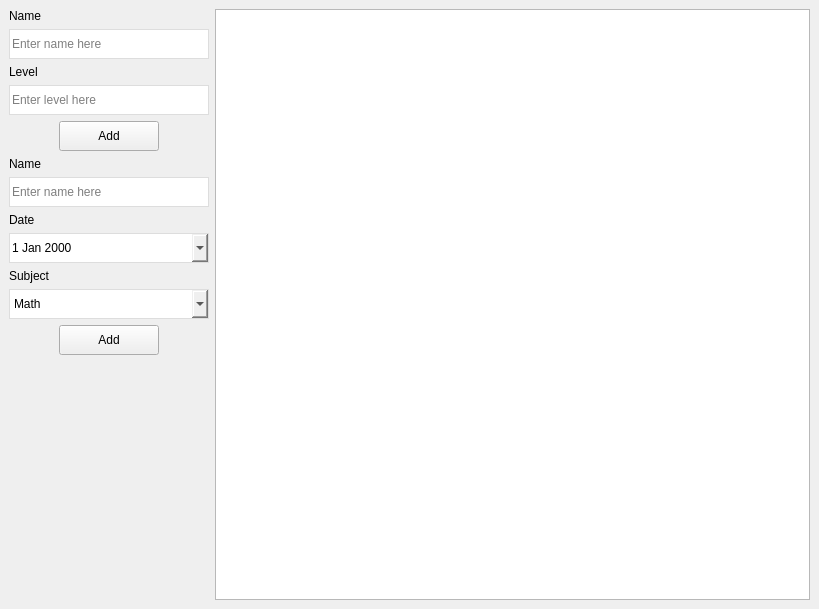
This is databasemain.ui in Etwas-Trufanov/db_oop_2 as Qt 5 draws it before an edit. The edited form follows.
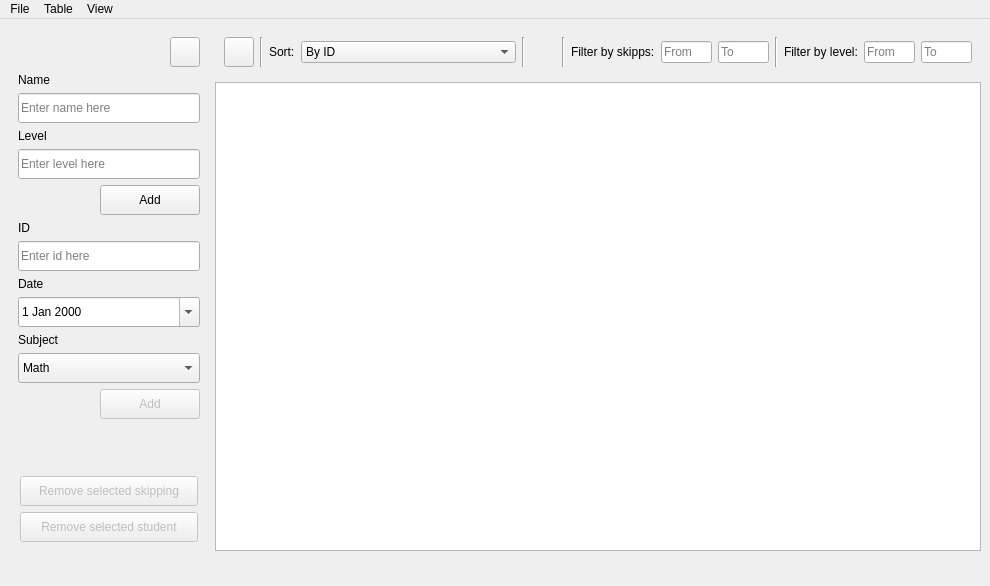
This is the edited form. Icons and pictures are not drawn.

The edit to the form file:
```diff
--- a/databasemain.ui
+++ b/databasemain.ui
@@ -6,16 +6,30 @@
    <rect>
     <x>0</x>
     <y>0</y>
-    <width>819</width>
-    <height>609</height>
+    <width>990</width>
+    <height>586</height>
    </rect>
   </property>
+  <property name="minimumSize">
+   <size>
+    <width>990</width>
+    <height>586</height>
+   </size>
+  </property>
   <property name="windowTitle">
    <string>DatabaseMain</string>
   </property>
+  <property name="autoFillBackground">
+   <bool>true</bool>
+  </property>
+  <property name="styleSheet">
+   <string notr="true"/>
+  </property>
   <widget class="QWidget" name="centralwidget">
    <layout class="QGridLayout" name="gridLayout">
     <item row="0" column="0">
+     <layout class="QVBoxLayout" name="verticalLayout_2">
+      <item>
      <layout class="QHBoxLayout" name="horizontalLayout">
       <item>
        <widget class="QWidget" name="widget" native="true">
@@ -31,15 +45,55 @@
           <height>16777215</height>
          </size>
         </property>
-        <widget class="QWidget" name="verticalLayoutWidget">
-         <property name="geometry">
-          <rect>
-           <x>0</x>
-           <y>0</y>
-           <width>201</width>
-           <height>589</height>
-          </rect>
-         </property>
+          <property name="autoFillBackground">
+           <bool>true</bool>
+          </property>
+          <property name="styleSheet">
+           <string notr="true"/>
+          </property>
+          <layout class="QGridLayout" name="gridLayout_2">
+           <item row="0" column="0">
+            <layout class="QVBoxLayout" name="verticalLayout_4">
+             <item>
+              <layout class="QHBoxLayout" name="horizontalLayout_2">
+               <item>
+                <spacer name="horizontalSpacer_4">
+                 <property name="orientation">
+                  <enum>Qt::Orientation::Horizontal</enum>
+                 </property>
+                 <property name="sizeHint" stdset="0">
+                  <size>
+                   <width>40</width>
+                   <height>20</height>
+                  </size>
+                 </property>
+                </spacer>
+               </item>
+               <item>
+                <widget class="QPushButton" name="hideAddDockButton">
+                 <property name="minimumSize">
+                  <size>
+                   <width>30</width>
+                   <height>30</height>
+                  </size>
+                 </property>
+                 <property name="maximumSize">
+                  <size>
+                   <width>30</width>
+                   <height>30</height>
+                  </size>
+                 </property>
+                 <property name="text">
+                  <string/>
+                 </property>
+                 <property name="icon">
+                  <iconset theme="QIcon::ThemeIcon::GoPrevious"/>
+                 </property>
+                </widget>
+               </item>
+              </layout>
+             </item>
+             <item>
          <layout class="QVBoxLayout" name="verticalLayout">
           <property name="sizeConstraint">
            <enum>QLayout::SizeConstraint::SetDefaultConstraint</enum>
@@ -80,7 +134,7 @@
                </size>
               </property>
               <property name="styleSheet">
-               <string notr="true">border: 1px solid #DDDDDD;</string>
+                    <string notr="true"/>
               </property>
               <property name="placeholderText">
                <string>Enter name here</string>
@@ -118,7 +172,7 @@
                </size>
               </property>
               <property name="styleSheet">
-               <string notr="true">border: 1px solid #DDDDDD;</string>
+                    <string notr="true"/>
               </property>
               <property name="placeholderText">
                <string>Enter level here</string>
@@ -130,6 +184,19 @@
               <property name="sizeConstraint">
                <enum>QLayout::SizeConstraint::SetMinimumSize</enum>
               </property>
+                   <item>
+                    <spacer name="horizontalSpacer_3">
+                     <property name="orientation">
+                      <enum>Qt::Orientation::Horizontal</enum>
+                     </property>
+                     <property name="sizeHint" stdset="0">
+                      <size>
+                       <width>40</width>
+                       <height>20</height>
+                      </size>
+                     </property>
+                    </spacer>
+                   </item>
               <item>
                <widget class="QPushButton" name="add_item_button">
                 <property name="sizePolicy">
@@ -179,7 +246,7 @@
                <string notr="true">border: none; background: none;</string>
               </property>
               <property name="text">
-               <string>Name</string>
+                    <string>ID</string>
               </property>
              </widget>
             </item>
@@ -198,10 +265,10 @@
                </size>
               </property>
               <property name="styleSheet">
-               <string notr="true">border: 1px solid #DDDDDD;</string>
+                    <string notr="true"/>
               </property>
               <property name="placeholderText">
-               <string>Enter name here</string>
+                    <string>Enter id here</string>
               </property>
              </widget>
             </item>
@@ -236,7 +303,7 @@
                </size>
               </property>
               <property name="styleSheet">
-               <string notr="true">border: 1px solid #DDDDDD;</string>
+                    <string notr="true"/>
               </property>
               <property name="wrapping">
                <bool>false</bool>
@@ -283,7 +350,7 @@
                </size>
               </property>
               <property name="styleSheet">
-               <string notr="true">border: 1px solid #DDDDDD;</string>
+                    <string notr="true"/>
               </property>
               <item>
                <property name="text">
@@ -312,8 +379,24 @@
               <property name="sizeConstraint">
                <enum>QLayout::SizeConstraint::SetMinimumSize</enum>
               </property>
+                   <item>
+                    <spacer name="horizontalSpacer_2">
+                     <property name="orientation">
+                      <enum>Qt::Orientation::Horizontal</enum>
+                     </property>
+                     <property name="sizeHint" stdset="0">
+                      <size>
+                       <width>40</width>
+                       <height>20</height>
+                      </size>
+                     </property>
+                    </spacer>
+                   </item>
               <item>
                <widget class="QPushButton" name="add_item_button_2">
+                     <property name="enabled">
+                      <bool>false</bool>
+                     </property>
                 <property name="minimumSize">
                  <size>
                   <width>100</width>
@@ -351,17 +434,447 @@
             </property>
            </spacer>
           </item>
-         </layout>
-        </widget>
+               <item>
+                <layout class="QHBoxLayout" name="removeSkippingLayout">
+                 <item>
+                  <widget class="QPushButton" name="removeSkippingButton">
+                   <property name="enabled">
+                    <bool>false</bool>
+                   </property>
+                   <property name="sizePolicy">
+                    <sizepolicy hsizetype="Expanding" vsizetype="Fixed">
+                     <horstretch>0</horstretch>
+                     <verstretch>0</verstretch>
+                    </sizepolicy>
+                   </property>
+                   <property name="minimumSize">
+                    <size>
+                     <width>178</width>
+                     <height>30</height>
+                    </size>
+                   </property>
+                   <property name="maximumSize">
+                    <size>
+                     <width>0</width>
+                     <height>30</height>
+                    </size>
+                   </property>
+                   <property name="text">
+                    <string>Remove selected skipping</string>
+                   </property>
+                  </widget>
+                 </item>
+                </layout>
+               </item>
+               <item>
+                <layout class="QHBoxLayout" name="removeStudentLayout">
+                 <item>
+                  <widget class="QPushButton" name="removeStudentButton">
+                   <property name="enabled">
+                    <bool>false</bool>
+                   </property>
+                   <property name="sizePolicy">
+                    <sizepolicy hsizetype="Expanding" vsizetype="Fixed">
+                     <horstretch>0</horstretch>
+                     <verstretch>0</verstretch>
+                    </sizepolicy>
+                   </property>
+                   <property name="minimumSize">
+                    <size>
+                     <width>178</width>
+                     <height>30</height>
+                    </size>
+                   </property>
+                   <property name="maximumSize">
+                    <size>
+                     <width>0</width>
+                     <height>30</height>
+                    </size>
+                   </property>
+                   <property name="text">
+                    <string>Remove selected student</string>
+                   </property>
+                  </widget>
+                 </item>
+                </layout>
+               </item>
+              </layout>
+             </item>
+            </layout>
+           </item>
+          </layout>
        </widget>
       </item>
       <item>
-       <widget class="QTableView" name="table"/>
-      </item>
-     </layout>
-    </item>
-   </layout>
-  </widget>
+         <layout class="QVBoxLayout" name="verticalLayout_3">
+          <item>
+           <layout class="QHBoxLayout" name="sortBarLayout">
+            <item>
+             <widget class="QWidget" name="sortBarWidget" native="true">
+              <property name="minimumSize">
+               <size>
+                <width>450</width>
+                <height>30</height>
+               </size>
+              </property>
+              <layout class="QHBoxLayout" name="horizontalLayout_4">
+               <item>
+                <widget class="QPushButton" name="hideFiltersButton">
+                 <property name="minimumSize">
+                  <size>
+                   <width>30</width>
+                   <height>30</height>
+                  </size>
+                 </property>
+                 <property name="maximumSize">
+                  <size>
+                   <width>30</width>
+                   <height>30</height>
+                  </size>
+                 </property>
+                 <property name="toolTip">
+                  <string>Hide bar</string>
+                 </property>
+                 <property name="text">
+                  <string/>
+                 </property>
+                 <property name="icon">
+                  <iconset theme="QIcon::ThemeIcon::GoUp"/>
+                 </property>
+                </widget>
+               </item>
+               <item>
+                <widget class="Line" name="line_5">
+                 <property name="orientation">
+                  <enum>Qt::Orientation::Vertical</enum>
+                 </property>
+                </widget>
+               </item>
+               <item>
+                <widget class="QLabel" name="label">
+                 <property name="text">
+                  <string>Sort:</string>
+                 </property>
+                </widget>
+               </item>
+               <item>
+                <widget class="QComboBox" name="comboBox">
+                 <property name="minimumSize">
+                  <size>
+                   <width>215</width>
+                   <height>0</height>
+                  </size>
+                 </property>
+                 <property name="currentIndex">
+                  <number>0</number>
+                 </property>
+                 <item>
+                  <property name="text">
+                   <string>By ID</string>
+                  </property>
+                 </item>
+                 <item>
+                  <property name="text">
+                   <string>In ascending order of skippings</string>
+                  </property>
+                 </item>
+                 <item>
+                  <property name="text">
+                   <string>In descending order of skippings</string>
+                  </property>
+                 </item>
+                 <item>
+                  <property name="text">
+                   <string>In ascending order of level</string>
+                  </property>
+                 </item>
+                 <item>
+                  <property name="text">
+                   <string>In descending order of level</string>
+                  </property>
+                 </item>
+                 <item>
+                  <property name="text">
+                   <string>By name</string>
+                  </property>
+                 </item>
+                </widget>
+               </item>
+               <item>
+                <widget class="Line" name="line_4">
+                 <property name="orientation">
+                  <enum>Qt::Orientation::Vertical</enum>
+                 </property>
+                </widget>
+               </item>
+               <item>
+                <spacer name="horizontalSpacer">
+                 <property name="orientation">
+                  <enum>Qt::Orientation::Horizontal</enum>
+                 </property>
+                 <property name="sizeHint" stdset="0">
+                  <size>
+                   <width>40</width>
+                   <height>20</height>
+                  </size>
+                 </property>
+                </spacer>
+               </item>
+               <item>
+                <widget class="Line" name="line_3">
+                 <property name="orientation">
+                  <enum>Qt::Orientation::Vertical</enum>
+                 </property>
+                </widget>
+               </item>
+               <item>
+                <widget class="QLabel" name="skippsFilterLabel">
+                 <property name="text">
+                  <string>Filter by skipps:</string>
+                 </property>
+                </widget>
+               </item>
+               <item>
+                <widget class="QLineEdit" name="skippsFromEdit">
+                 <property name="maximumSize">
+                  <size>
+                   <width>60</width>
+                   <height>16777215</height>
+                  </size>
+                 </property>
+                 <property name="placeholderText">
+                  <string>From</string>
+                 </property>
+                </widget>
+               </item>
+               <item>
+                <widget class="QLineEdit" name="skippsToEdit">
+                 <property name="maximumSize">
+                  <size>
+                   <width>60</width>
+                   <height>16777215</height>
+                  </size>
+                 </property>
+                 <property name="placeholderText">
+                  <string>To</string>
+                 </property>
+                </widget>
+               </item>
+               <item>
+                <widget class="Line" name="line_2">
+                 <property name="orientation">
+                  <enum>Qt::Orientation::Vertical</enum>
+                 </property>
+                </widget>
+               </item>
+               <item>
+                <widget class="QLabel" name="levelFilterLabel">
+                 <property name="text">
+                  <string>Filter by level:</string>
+                 </property>
+                </widget>
+               </item>
+               <item>
+                <widget class="QLineEdit" name="levelFromEdit">
+                 <property name="maximumSize">
+                  <size>
+                   <width>60</width>
+                   <height>16777215</height>
+                  </size>
+                 </property>
+                 <property name="placeholderText">
+                  <string>From</string>
+                 </property>
+                </widget>
+               </item>
+               <item>
+                <widget class="QLineEdit" name="levelToEdit">
+                 <property name="maximumSize">
+                  <size>
+                   <width>60</width>
+                   <height>16777215</height>
+                  </size>
+                 </property>
+                 <property name="placeholderText">
+                  <string>To</string>
+                 </property>
+                </widget>
+               </item>
+              </layout>
+             </widget>
+            </item>
+           </layout>
+          </item>
+          <item>
+           <widget class="QTableView" name="table">
+            <property name="editTriggers">
+             <set>QAbstractItemView::EditTrigger::NoEditTriggers</set>
+            </property>
+           </widget>
+          </item>
+         </layout>
+        </item>
+       </layout>
+      </item>
+      <item>
+       <layout class="QHBoxLayout" name="dock">
+        <item>
+         <widget class="QLabel" name="errorLabel">
+          <property name="styleSheet">
+           <string notr="true">color: #FF6060;</string>
+          </property>
+          <property name="text">
+           <string/>
+          </property>
+         </widget>
+        </item>
+        <item>
+         <spacer name="horizontalSpacer_5">
+          <property name="orientation">
+           <enum>Qt::Orientation::Horizontal</enum>
+          </property>
+          <property name="sizeHint" stdset="0">
+           <size>
+            <width>40</width>
+            <height>20</height>
+           </size>
+          </property>
+         </spacer>
+        </item>
+        <item>
+         <widget class="QLabel" name="cordinatesLabel">
+          <property name="text">
+           <string/>
+          </property>
+         </widget>
+        </item>
+       </layout>
+      </item>
+     </layout>
+    </item>
+   </layout>
+  </widget>
+  <widget class="QMenuBar" name="menuBar">
+   <property name="geometry">
+    <rect>
+     <x>0</x>
+     <y>0</y>
+     <width>990</width>
+     <height>22</height>
+    </rect>
+   </property>
+   <widget class="QMenu" name="menu">
+    <property name="tearOffEnabled">
+     <bool>false</bool>
+    </property>
+    <property name="title">
+     <string>File</string>
+    </property>
+    <addaction name="newAction"/>
+    <addaction name="loadAction"/>
+    <addaction name="saveAction"/>
+    <addaction name="separator"/>
+    <addaction name="closeAction"/>
+   </widget>
+   <widget class="QMenu" name="menuTable">
+    <property name="title">
+     <string>Table</string>
+    </property>
+    <addaction name="actionDelete_under_selection"/>
+   </widget>
+   <widget class="QMenu" name="menuView">
+    <property name="title">
+     <string>View</string>
+    </property>
+    <addaction name="actionShow_sort_bar"/>
+    <addaction name="actionHide_sort_bar"/>
+    <addaction name="actionShow_add_dock"/>
+    <addaction name="actionHide_add_dock"/>
+    <addaction name="actionShow_all"/>
+    <addaction name="actionHide_all"/>
+   </widget>
+   <addaction name="menu"/>
+   <addaction name="menuTable"/>
+   <addaction name="menuView"/>
+  </widget>
+  <action name="newAction">
+   <property name="text">
+    <string>New database</string>
+   </property>
+   <property name="shortcut">
+    <string>Ctrl+N</string>
+   </property>
+  </action>
+  <action name="loadAction">
+   <property name="text">
+    <string>Load database</string>
+   </property>
+   <property name="shortcut">
+    <string>Ctrl+O</string>
+   </property>
+  </action>
+  <action name="saveAction">
+   <property name="text">
+    <string>Save database</string>
+   </property>
+   <property name="shortcut">
+    <string>Ctrl+S</string>
+   </property>
+  </action>
+  <action name="action_4">
+   <property name="text">
+    <string>Закрыть</string>
+   </property>
+  </action>
+  <action name="closeAction">
+   <property name="text">
+    <string>Close</string>
+   </property>
+  </action>
+  <action name="actionDelete_under_selection">
+   <property name="text">
+    <string>Delete under selection</string>
+   </property>
+   <property name="shortcut">
+    <string>Del</string>
+   </property>
+  </action>
+  <action name="actionShow_sort_bar">
+   <property name="text">
+    <string>Show sort bar</string>
+   </property>
+  </action>
+  <action name="actionShow_add_dock">
+   <property name="text">
+    <string>Show add dock</string>
+   </property>
+  </action>
+  <action name="actionHide_sort_bar">
+   <property name="text">
+    <string>Hide sort bar</string>
+   </property>
+  </action>
+  <action name="actionHide_add_dock">
+   <property name="text">
+    <string>Hide add dock</string>
+   </property>
+  </action>
+  <action name="actionShow_all">
+   <property name="text">
+    <string>Show all</string>
+   </property>
+   <property name="shortcut">
+    <string>Alt+H</string>
+   </property>
+  </action>
+  <action name="actionHide_all">
+   <property name="text">
+    <string>Hide all</string>
+   </property>
+   <property name="shortcut">
+    <string>H</string>
+   </property>
+  </action>
  </widget>
  <resources/>
  <connections/>
```
Left out of the diff: 26 changed lines with no effect on the pictures. Lines whose indentation alone changed are shown as unchanged.
